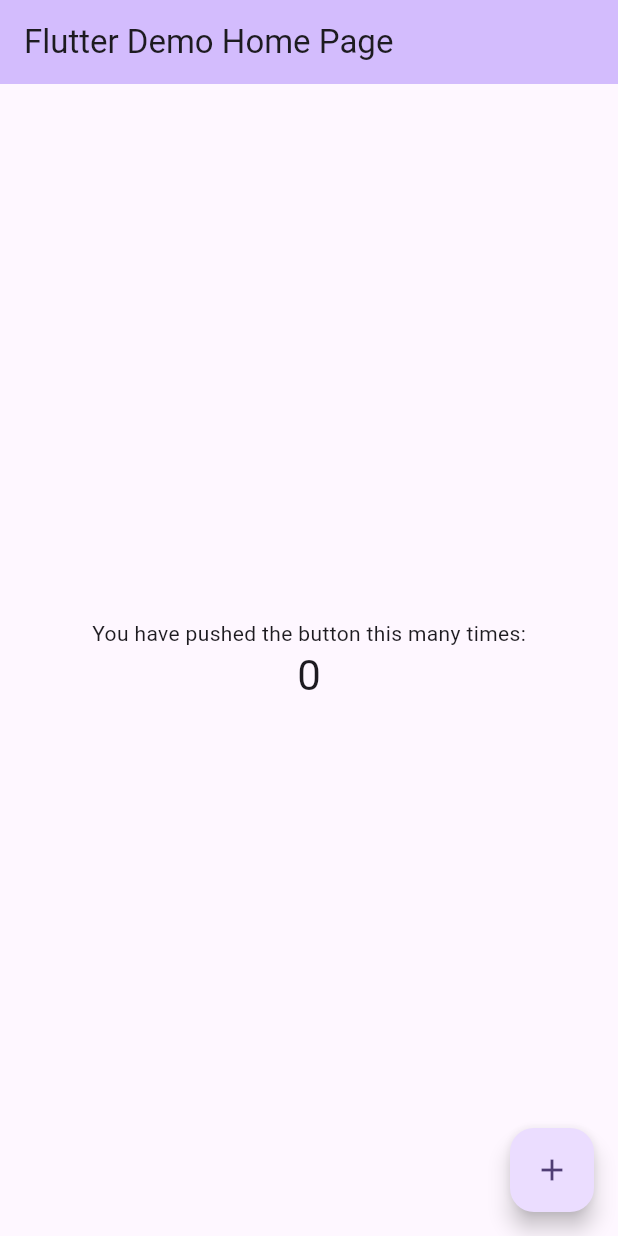
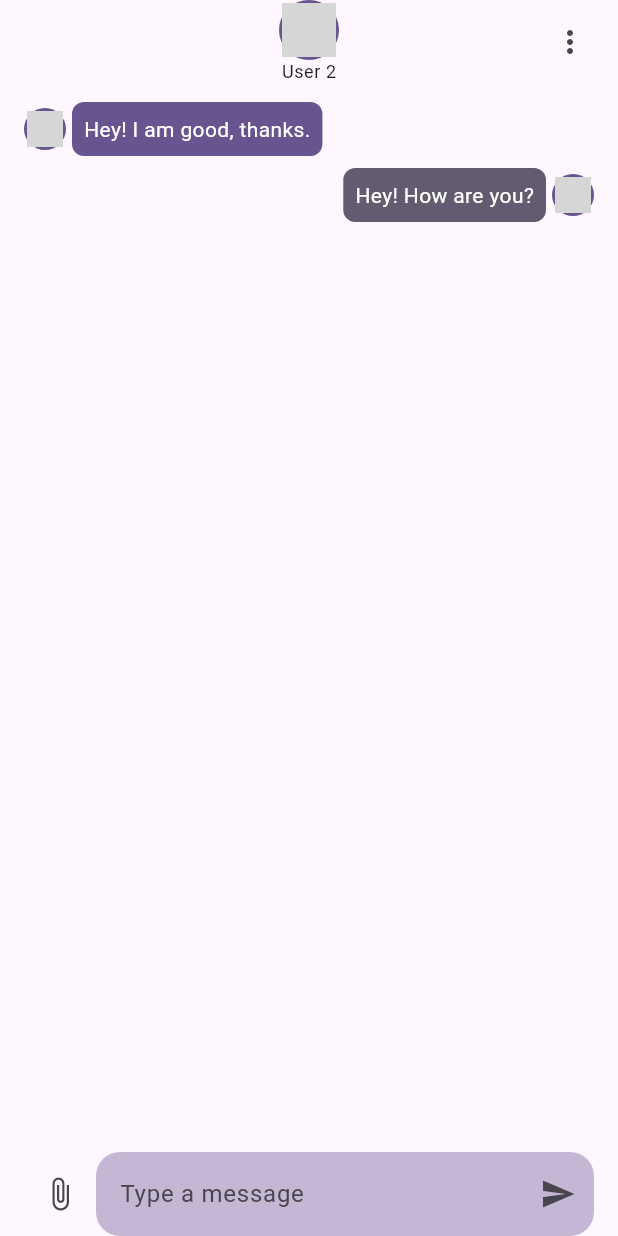
Before and after one commit to maxonflutter/Chat-App-with-Flutter-Dart-Frog-and-WebSockets, a Flutter app: the screen it shows after launch, on a phone screen of 412 x 824 dp. Run offline on Flutter 3.47's test engine with Material 2 defaults, Android fonts, the phone set to English and light mode, and no system bars; our stand-ins replace equatable, supabase; accounts and stored records are empty; network calls fail; grey boxes are pictures that could not be loaded.

Commit message:
Message repo (client) and api client

```diff
--- a/api/routes/chat-rooms/id/[chatRoomId]/messages/index.dart
+++ b/api/routes/chat-rooms/id/[chatRoomId]/messages/index.dart
@@ -24,10 +24,8 @@ Future<Response> _get(RequestContext context, String chatRoomId) async {
   final messageRepository = context.read<MessageRepository>();
 
   try {
-    final messages = messageRepository.fetchMessages(chatRoomId);
-    return Response.json(
-      body: {'messages': messages},
-    );
+    final messages = await messageRepository.fetchMessages(chatRoomId);
+    return Response.json(body: {'messages': messages});
   } catch (err) {
     return Response.json(
       body: {'error': err.toString()},
--- a/lib/main.dart
+++ b/lib/main.dart
@@ -1,4 +1,16 @@
+import 'repositories/message_repository.dart';
+import 'services/api_client.dart';
 import 'package:flutter/material.dart';
+import 'package:models/models.dart';
+
+import 'screens/chat_room_screen.dart';
+
+final apiClient = ApiClient(tokenProvider: () async {
+  // TODO: Get the bearer token of the current user.
+  return '';
+});
+
+final messageRepository = MessageRepository(apiClient: apiClient);
 
 void main() {
   runApp(const MyApp());
@@ -15,55 +27,62 @@ class MyApp extends StatelessWidget {
         colorScheme: ColorScheme.fromSeed(seedColor: Colors.deepPurple),
         useMaterial3: true,
       ),
-      home: const MyHomePage(title: 'Flutter Demo Home Page'),
+      home: ChatRoomScreen(chatRoom: chatRoom),
     );
   }
 }
 
-class MyHomePage extends StatefulWidget {
-  const MyHomePage({super.key, required this.title});
+const userId1 = 'dea9782b-ffe8-4660-a554-5100127307d2';
+const userId2 = 'b74e326d-b37a-4c46-a8d4-0712021aadba';
 
-  final String title;
+final chatRoom = ChatRoom(
+  id: '8d162274-6cb8-4776-815a-8e721ebfb76d',
+  participants: const [
+    User(
+      id: userId1,
+      username: 'User 1',
+      phone: '1234512345',
+      email: 'user1@email.com',
+      avatarUrl:
+          'https://images.unsplash.com/photo-1700493624764-f7524969037d?q=80&w=3570&auto=format&fit=crop&ixlib=rb-4.0.3&ixid=M3wxMjA3fDB8MHxwaG90by1wYWdlfHx8fGVufDB8fHx8fA%3D%3D',
+      status: 'online',
+    ),
+    User(
+      id: userId2,
+      username: 'User 2',
+      phone: '5432154321',
+      email: 'user2@email.com',
+      avatarUrl:
+          'https://images.unsplash.com/photo-1700469880511-3ef0cee47985?q=80&w=3672&auto=format&fit=crop&ixlib=rb-4.0.3&ixid=M3wxMjA3fDB8MHxwaG90by1wYWdlfHx8fGVufDB8fHx8fA%3D%3D',
+      status: 'online',
+    ),
+  ],
+  lastMessage: Message(
+    id: 'de120f3a-dbca-4330-9e2e-18b55a2fb9e5',
+    chatRoomId: '8d162274-6cb8-4776-815a-8e721ebfb76d',
+    senderUserId: userId1,
+    receiverUserId: userId2,
+    content: 'Hey! I am good, thanks.',
+    createdAt: DateTime(2023, 12, 1, 1, 0, 0),
+  ),
+  unreadCount: 0,
+);
 
-  @override
-  State<MyHomePage> createState() => _MyHomePageState();
-}
-
-class _MyHomePageState extends State<MyHomePage> {
-  int _counter = 0;
-
-  void _incrementCounter() {
-    setState(() {
-      _counter++;
-    });
-  }
-
-  @override
-  Widget build(BuildContext context) {
-    return Scaffold(
-      appBar: AppBar(
-        backgroundColor: Theme.of(context).colorScheme.inversePrimary,
-        title: Text(widget.title),
-      ),
-      body: Center(
-        child: Column(
-          mainAxisAlignment: MainAxisAlignment.center,
-          children: <Widget>[
-            const Text(
-              'You have pushed the button this many times:',
-            ),
-            Text(
-              '$_counter',
-              style: Theme.of(context).textTheme.headlineMedium,
-            ),
-          ],
-        ),
-      ),
-      floatingActionButton: FloatingActionButton(
-        onPressed: _incrementCounter,
-        tooltip: 'Increment',
-        child: const Icon(Icons.add),
-      ),
-    );
-  }
-}
+final messages = [
+  Message(
+    id: 'de120f3a-dbca-4330-9e2e-18b55a2fb9e5',
+    chatRoomId: '8d162274-6cb8-4776-815a-8e721ebfb76d',
+    senderUserId: userId1,
+    receiverUserId: userId2,
+    content: 'Hey! I am good, thanks.',
+    createdAt: DateTime(2023, 12, 1, 1, 0, 10),
+  ),
+  Message(
+    id: '29829a84-30b9-47e9-b6df-518519843f7d',
+    chatRoomId: '8d162274-6cb8-4776-815a-8e721ebfb76d',
+    senderUserId: userId2,
+    receiverUserId: userId1,
+    content: 'Hey! How are you?',
+    createdAt: DateTime(2023, 12, 1, 1, 0, 0),
+  ),
+];
--- /dev/null
+++ b/lib/screens/chat_room_screen.dart
@@ -0,0 +1,141 @@
+import 'package:flutter/material.dart';
+import 'package:models/models.dart';
+
+import '../main.dart';
+import '../widgets/avatar.dart';
+import '../widgets/message_bubble.dart';
+
+class ChatRoomScreen extends StatefulWidget {
+  const ChatRoomScreen({super.key, required this.chatRoom});
+
+  final ChatRoom chatRoom;
+
+  @override
+  State<ChatRoomScreen> createState() => _ChatRoomScreenState();
+}
+
+class _ChatRoomScreenState extends State<ChatRoomScreen> {
+  final messageController = TextEditingController();
+
+  @override
+  void dispose() {
+    messageController.dispose();
+    super.dispose();
+  }
+
+  @override
+  Widget build(BuildContext context) {
+    final viewInsets = MediaQuery.viewInsetsOf(context);
+    final currentParticipant = widget.chatRoom.participants.firstWhere(
+      (user) => user.id == userId1,
+    );
+
+    final otherParticipant = widget.chatRoom.participants.firstWhere(
+      (user) => user.id != currentParticipant.id,
+    );
+
+    return Scaffold(
+      appBar: AppBar(
+        centerTitle: true,
+        title: Column(
+          children: [
+            Avatar(
+              imageUrl: otherParticipant.avatarUrl,
+              radius: 18,
+            ),
+            // const SizedBox(height: 2.0),
+            Text(
+              otherParticipant.username,
+              style: Theme.of(context).textTheme.bodySmall,
+            ),
+          ],
+        ),
+        actions: [
+          IconButton(
+            onPressed: () {},
+            icon: Icon(Icons.more_vert),
+          ),
+          const SizedBox(width: 8.0),
+        ],
+      ),
+      body: SafeArea(
+        child: Padding(
+          padding: EdgeInsets.only(
+            left: 16.0,
+            right: 16.0,
+            top: 8.0,
+            bottom: (viewInsets.bottom > 0) ? 8.0 : 0.0,
+          ),
+          child: Column(
+            children: [
+              Expanded(
+                child: ListView.builder(
+                  itemCount: messages.length,
+                  itemBuilder: (context, index) {
+                    final message = messages[index];
+
+                    final showImage = index + 1 == messages.length ||
+                        messages[index + 1].senderUserId !=
+                            message.senderUserId;
+
+                    return Row(
+                      mainAxisAlignment: (message.senderUserId != userId1)
+                          ? MainAxisAlignment.end
+                          : MainAxisAlignment.start,
+                      children: [
+                        if (showImage && message.senderUserId == userId1)
+                          Avatar(
+                            imageUrl: otherParticipant.avatarUrl,
+                            radius: 12,
+                          ),
+                        MessageBubble(message: message),
+                        if (showImage && message.senderUserId != userId1)
+                          Avatar(
+                            imageUrl: otherParticipant.avatarUrl,
+                            radius: 12,
+                          ),
+                      ],
+                    );
+                  },
+                ),
+              ),
+              Row(
+                children: [
+                  IconButton(
+                    onPressed: () {
+                      // TODO: Send an image
+                    },
+                    icon: Icon(Icons.attach_file),
+                  ),
+                  Expanded(
+                    child: TextFormField(
+                      controller: messageController,
+                      decoration: InputDecoration(
+                        filled: true,
+                        fillColor: Theme.of(context)
+                            .colorScheme
+                            .primary
+                            .withAlpha(100),
+                        hintText: 'Type a message',
+                        border: OutlineInputBorder(
+                          borderRadius: BorderRadius.circular(16.0),
+                          borderSide: BorderSide.none,
+                        ),
+                        suffixIcon: IconButton(
+                          onPressed: () {
+                            // TODO: Send a message and clear the controller
+                          },
+                          icon: Icon(Icons.send),
+                        ),
+                      ),
+                    ),
+                  ),
+                ],
+              ),
+            ],
+          ),
+        ),
+      ),
+    );
+  }
+}
--- /dev/null
+++ b/lib/widgets/avatar.dart
@@ -0,0 +1,24 @@
+import 'package:flutter/material.dart';
+
+class Avatar extends StatelessWidget {
+  const Avatar({
+    super.key,
+    required this.imageUrl,
+    required this.radius,
+  });
+
+  final String imageUrl;
+  final int radius;
+
+  @override
+  Widget build(BuildContext context) {
+    return CircleAvatar(
+      radius: radius.toDouble() + 2,
+      backgroundColor: Theme.of(context).colorScheme.primary,
+      child: CircleAvatar(
+        radius: radius.toDouble(),
+        backgroundImage: NetworkImage(imageUrl),
+      ),
+    );
+  }
+}
--- /dev/null
+++ b/lib/widgets/message_bubble.dart
@@ -0,0 +1,51 @@
+import 'package:flutter/material.dart';
+import 'package:models/models.dart';
+
+import '../main.dart';
+
+class MessageBubble extends StatelessWidget {
+  const MessageBubble({
+    super.key,
+    required this.message,
+  });
+
+  final Message message;
+
+  @override
+  Widget build(BuildContext context) {
+    final size = MediaQuery.sizeOf(context);
+
+    final alignment = (message.senderUserId != userId1)
+        ? Alignment.centerRight
+        : Alignment.centerLeft;
+
+    final color = (message.senderUserId == userId1)
+        ? Theme.of(context).colorScheme.primary
+        : Theme.of(context).colorScheme.secondary;
+
+    final textColor = (message.senderUserId == userId1)
+        ? Theme.of(context).colorScheme.onPrimary
+        : Theme.of(context).colorScheme.onSecondary;
+
+    return Align(
+      alignment: alignment,
+      child: Container(
+        constraints: BoxConstraints(maxWidth: size.width * 0.66),
+        padding: const EdgeInsets.all(8.0),
+        margin: const EdgeInsets.all(4.0),
+        decoration: BoxDecoration(
+          color: color,
+          borderRadius: BorderRadius.circular(
+            8.0,
+          ),
+        ),
+        child: Text(
+          message.content ?? '',
+          style: Theme.of(context).textTheme.bodyMedium!.copyWith(
+                color: textColor,
+              ),
+        ),
+      ),
+    );
+  }
+}
```
Also changed, not shown: api/analysis_options.yaml (deleted, +0 -7 lines), lib/repositories/message_repository.dart (added, +23 -0 lines), lib/services/api_client.dart (added, +67 -0 lines), pubspec.yaml (+6 -70 lines), pubspec.lock, 1 other file.
